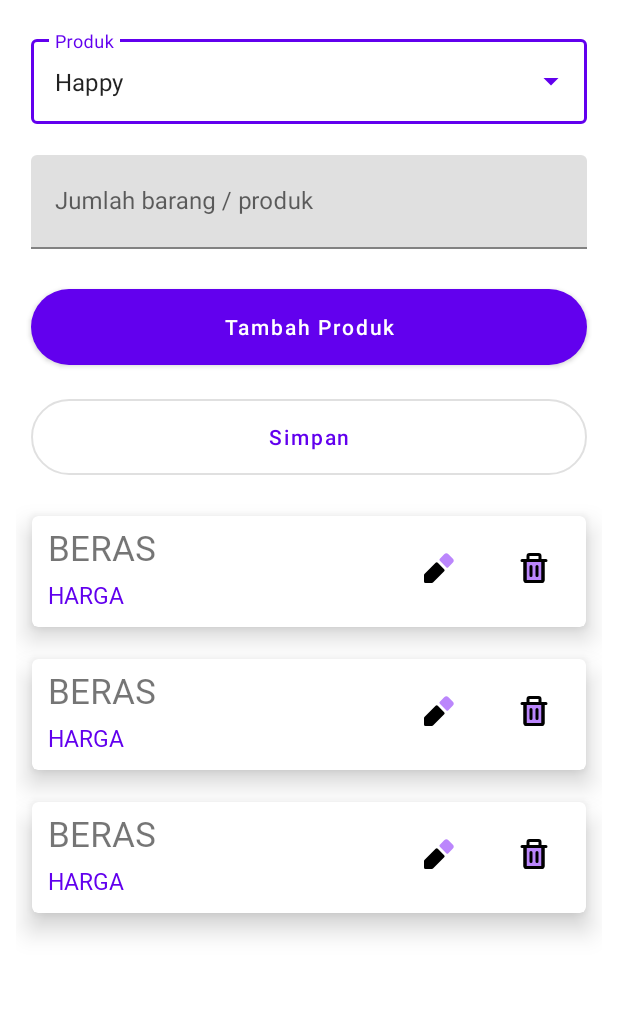
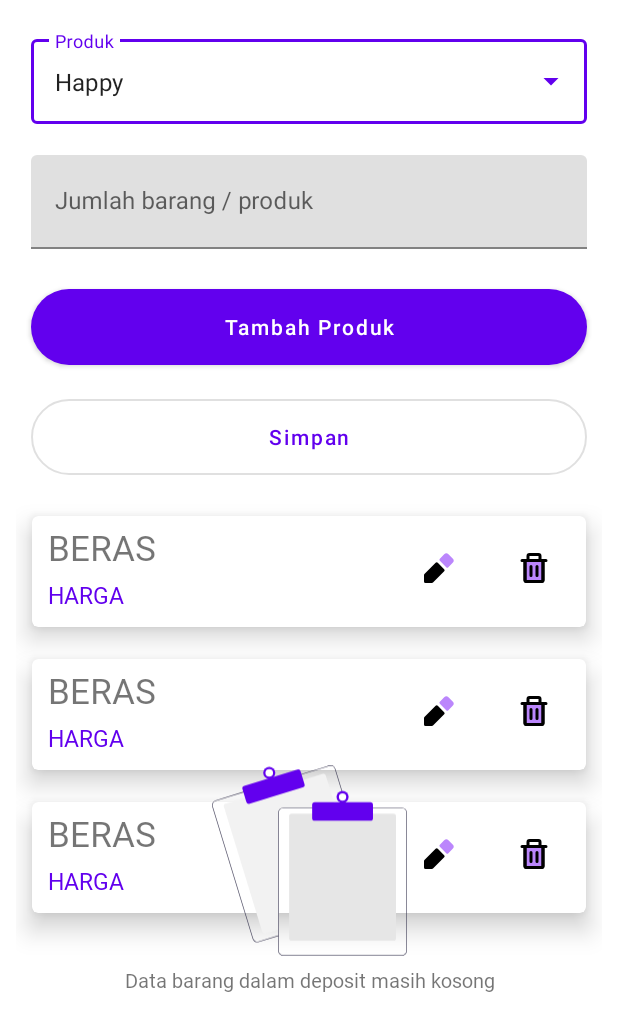
Before and after one commit to hanifalfaqih/TitipBarangKu, an Android app: the layout fragment_add_product_deposit.xml on its own in the app's theme, with its tools: preview values and no code run, on a phone screen of 412 x 824 dp. Shown: the top 1031 px of the screen. Run offline under Robolectric (Android 15) with nearby library versions, the phone set to English and light mode, and no system bars.

Commit message:
feature deposit (unfinished)

```diff
--- a/app/src/main/java/id/allana/titipbarangku/data/base/BaseFragment.kt
+++ b/app/src/main/java/id/allana/titipbarangku/data/base/BaseFragment.kt
@@ -25,8 +25,8 @@ abstract class BaseFragment<B: ViewBinding>(
 
     override fun onViewCreated(view: View, savedInstanceState: Bundle?) {
         super.onViewCreated(view, savedInstanceState)
+        initView()
         observeData()
-        initView()
     }
 
     abstract fun initView()
--- a/app/src/main/java/id/allana/titipbarangku/data/local/ConsignmentDatabase.kt
+++ b/app/src/main/java/id/allana/titipbarangku/data/local/ConsignmentDatabase.kt
@@ -7,11 +7,12 @@ import androidx.room.RoomDatabase
 import androidx.room.TypeConverters
 import id.allana.titipbarangku.data.model.CategoryModel
 import id.allana.titipbarangku.data.model.DepositModel
+import id.allana.titipbarangku.data.model.ProductInDepositModel
 import id.allana.titipbarangku.data.model.ProductModel
 import id.allana.titipbarangku.data.model.StatusConverter
 import id.allana.titipbarangku.data.model.StoreModel
 
-@Database(entities = [CategoryModel::class, StoreModel::class, ProductModel::class, DepositModel::class], version = 1, exportSchema = false)
+@Database(entities = [CategoryModel::class, StoreModel::class, ProductModel::class, DepositModel::class, ProductInDepositModel::class], version = 1, exportSchema = false)
 @TypeConverters(StatusConverter::class)
 abstract class ConsignmentDatabase: RoomDatabase() {
 
--- a/app/src/main/java/id/allana/titipbarangku/data/model/DepositModel.kt
+++ b/app/src/main/java/id/allana/titipbarangku/data/model/DepositModel.kt
@@ -16,7 +16,7 @@ import androidx.room.PrimaryKey
 data class DepositModel(
     @PrimaryKey(autoGenerate = true)
     @ColumnInfo("id_deposit")
-    val id: Int,
+    val id: Long,
     @ColumnInfo("id_store")
     val idStore: Int,
     @ColumnInfo("start_date_deposit")
--- a/app/src/main/java/id/allana/titipbarangku/data/model/ProductInDepositModel.kt
+++ b/app/src/main/java/id/allana/titipbarangku/data/model/ProductInDepositModel.kt
@@ -10,7 +10,7 @@ data class ProductInDepositModel(
     @ColumnInfo(name = "id_product_deposit")
     val id: Int,
     @ColumnInfo(name = "id_deposit")
-    val idDeposit: Int,
+    val idDeposit: Long,
     @ColumnInfo(name = "id_product")
     val idProduct: Int,
     @ColumnInfo(name = "quantity")
--- a/app/src/main/java/id/allana/titipbarangku/ui/product/ProductViewModel.kt
+++ b/app/src/main/java/id/allana/titipbarangku/ui/product/ProductViewModel.kt
@@ -41,4 +41,6 @@ class ProductViewModel(application: Application): AndroidViewModel(application)
     }
 
     fun getCategoryWithProduct(): LiveData<List<ProductWithCategory>> = repository.getCategoryWithProduct()
+    fun getAllProduct(): LiveData<List<ProductModel>> = repository.getAllProduct()
+
 }
--- a/app/src/main/res/layout/fragment_add_deposit.xml
+++ b/app/src/main/res/layout/fragment_add_deposit.xml
@@ -23,7 +23,7 @@
             android:id="@+id/text_dropdown_store"
             android:layout_width="match_parent"
             android:layout_height="match_parent"
-            android:inputType="text"
+            android:inputType="none"
             tools:text="Toko" />
     </com.google.android.material.textfield.TextInputLayout>
 
--- a/app/src/main/res/layout/fragment_add_product_deposit.xml
+++ b/app/src/main/res/layout/fragment_add_product_deposit.xml
@@ -37,7 +37,8 @@
         <com.google.android.material.textfield.TextInputEditText
             android:id="@+id/et_product_quantity"
             style="@style/EditText"
-            android:hint="@string/quantity_add_product"/>
+            android:hint="@string/quantity_add_product"
+            android:inputType="number"/>
 
     </com.google.android.material.textfield.TextInputLayout>
 
@@ -68,4 +69,28 @@
         app:layout_constraintTop_toBottomOf="@+id/btn_finish"
         tools:listitem="@layout/item_product_in_deposit"/>
 
+    <androidx.appcompat.widget.AppCompatImageView
+        android:id="@+id/iv_state_data_empty"
+        android:layout_width="@dimen/_100sdp"
+        android:layout_height="@dimen/_100sdp"
+        android:src="@drawable/ic_empty_data"
+        android:visibility="gone"
+        app:layout_constraintBottom_toBottomOf="parent"
+        app:layout_constraintEnd_toEndOf="parent"
+        app:layout_constraintStart_toStartOf="parent"
+        app:layout_constraintTop_toBottomOf="@id/btn_finish"
+        tools:visibility="visible" />
+
+    <com.google.android.material.textview.MaterialTextView
+        android:id="@+id/tv_state_data_empty"
+        style="@style/Body10"
+        android:text="@string/data_product_in_deposit_is_empty"
+        android:textAlignment="center"
+        android:visibility="gone"
+        android:layout_marginTop="@dimen/_4sdp"
+        app:layout_constraintEnd_toEndOf="parent"
+        app:layout_constraintStart_toStartOf="parent"
+        app:layout_constraintTop_toBottomOf="@+id/iv_state_data_empty"
+        tools:visibility="visible" />
+
 </androidx.constraintlayout.widget.ConstraintLayout>
--- a/app/src/main/res/values/strings.xml
+++ b/app/src/main/res/values/strings.xml
@@ -43,4 +43,5 @@
     <string name="quantity_add_product">Jumlah barang / produk</string>
     <string name="save">Simpan</string>
     <string name="data_store_and_start_date_must_be_filled">Data Toko / Tanggal Deposit harus diisi!</string>
+    <string name="data_product_in_deposit_is_empty">Data barang dalam deposit masih kosong</string>
 </resources>
```
Also changed, not shown: app/src/main/java/id/allana/titipbarangku/data/local/ConsignmentDao.kt (+9 -1 lines), app/src/main/java/id/allana/titipbarangku/data/model/ProductInDepositWithProductModel.kt (added, +13 -0 lines), app/src/main/java/id/allana/titipbarangku/data/repository/ConsignmentRepository.kt (+9 -2 lines), app/src/main/java/id/allana/titipbarangku/ui/deposit/AddProductDepositFragment.kt (deleted, +0 -16 lines), app/src/main/java/id/allana/titipbarangku/ui/deposit/DepositViewModel.kt (+26 -2 lines), app/src/main/java/id/allana/titipbarangku/ui/deposit/add_deposit/AddDepositFragment.kt (renamed from app/src/main/java/id/allana/titipbarangku/ui/deposit/AddDepositFragment.kt, +21 -9 lines), app/src/main/java/id/allana/titipbarangku/ui/deposit/add_product_deposit/AddProductDepositFragment.kt (added, +153 -0 lines), app/src/main/java/id/allana/titipbarangku/ui/deposit/add_product_deposit/adapter/AddProductDepositAdapter.kt (added, +48 -0 lines), app/src/main/res/navigation/mobile_navigation.xml (+10 -3 lines).
